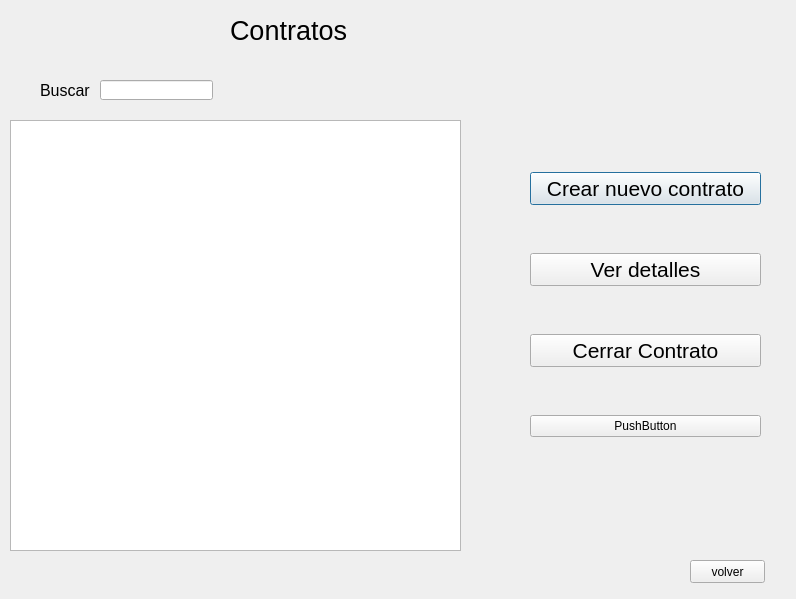
Qt form gui_contratos_vertodos.ui (Jose-Cisneros/MoliTec) before a commit.
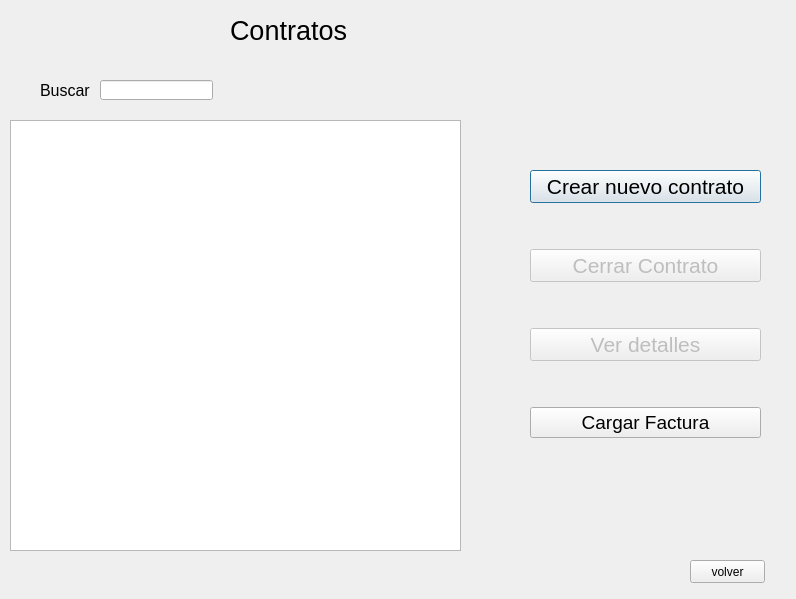
The same form after that commit.

Patch:
```diff
--- a/gui_contratos_vertodos.ui
+++ b/gui_contratos_vertodos.ui
@@ -93,18 +93,9 @@
     </item>
     <item>
      <widget class="QPushButton" name="pushButton_2">
-      <property name="font">
-       <font>
-        <pointsize>16</pointsize>
-       </font>
+      <property name="enabled">
+       <bool>false</bool>
       </property>
-      <property name="text">
-       <string>Ver detalles</string>
-      </property>
-     </widget>
-    </item>
-    <item>
-     <widget class="QPushButton" name="pushButton_3">
       <property name="font">
        <font>
         <pointsize>16</pointsize>
@@ -115,10 +106,36 @@
       </property>
      </widget>
     </item>
+    <item>
+     <widget class="QPushButton" name="pushButton_3">
+      <property name="enabled">
+       <bool>false</bool>
+      </property>
+      <property name="font">
+       <font>
+        <pointsize>16</pointsize>
+       </font>
+      </property>
+      <property name="text">
+       <string>Ver detalles</string>
+      </property>
+      <property name="checkable">
+       <bool>false</bool>
+      </property>
+      <property name="autoDefault">
+       <bool>false</bool>
+      </property>
+     </widget>
+    </item>
     <item>
      <widget class="QPushButton" name="pushButton_5">
+      <property name="font">
+       <font>
+        <pointsize>14</pointsize>
+       </font>
+      </property>
       <property name="text">
-       <string>PushButton</string>
+       <string>Cargar Factura</string>
       </property>
      </widget>
     </item>
```
